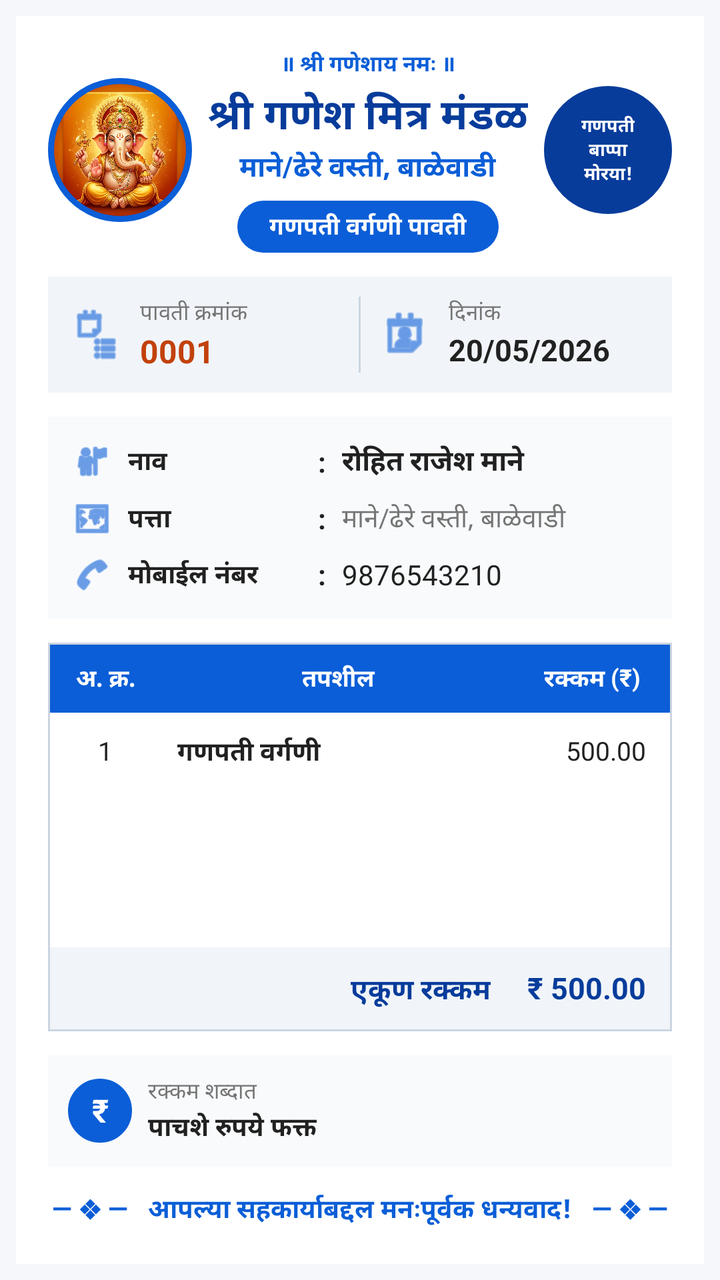
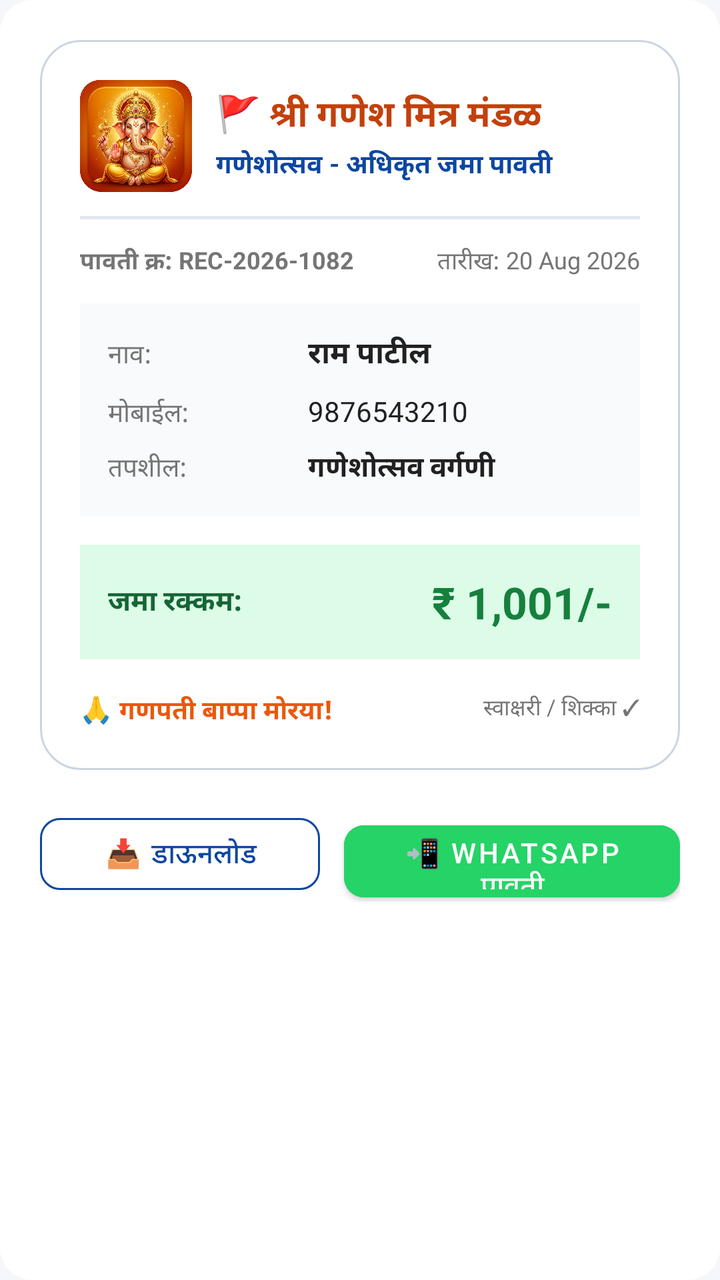

An Android layout rendered at two revisions. The XML below is the earlier revision; the diff shows what the commit changed to produce the second picture.
<!-- AndroidManifest.xml: application theme Theme.GaneshMitraMandal -->
<!-- res/layout/dialog_receipt.xml -->
<?xml version="1.0" encoding="utf-8"?>
<LinearLayout xmlns:android="http://schemas.android.com/apk/res/android"
    xmlns:app="http://schemas.android.com/apk/res-auto"
    android:layout_width="match_parent"
    android:layout_height="wrap_content"
    android:background="@android:color/transparent"
    android:orientation="vertical"
    android:padding="8dp">

    
    <LinearLayout
        android:id="@+id/layoutReceiptCard"
        android:layout_width="match_parent"
        android:layout_height="wrap_content"
        android:background="@color/white"
        android:elevation="4dp"
        android:orientation="vertical"
        android:padding="16dp">

        
        <RelativeLayout
            android:layout_width="match_parent"
            android:layout_height="wrap_content"
            android:layout_marginBottom="12dp">

            
            <FrameLayout
                android:id="@+id/frameGanpati"
                android:layout_width="72dp"
                android:layout_height="72dp"
                android:layout_alignParentStart="true"
                android:layout_centerVertical="true"
                android:background="@drawable/circle_bg"
                android:backgroundTint="#0B5ED7"
                android:padding="3dp">

                <ImageView
                    android:id="@+id/ivGanpatiLogo"
                    android:layout_width="match_parent"
                    android:layout_height="match_parent"
                    android:background="@drawable/circle_bg"
                    android:clipToOutline="true"
                    android:scaleType="centerCrop"
                    android:src="@drawable/app_logo" />
            </FrameLayout>

            
            <FrameLayout
                android:id="@+id/badgeRosette"
                android:layout_width="64dp"
                android:layout_height="64dp"
                android:layout_alignParentEnd="true"
                android:layout_centerVertical="true"
                android:background="@drawable/circle_bg"
                android:backgroundTint="#083C9B"
                android:padding="4dp">

                <TextView
                    android:layout_width="wrap_content"
                    android:layout_height="wrap_content"
                    android:layout_gravity="center"
                    android:gravity="center"
                    android:text="गणपती\nबाप्पा\nमोरया!"
                    android:textColor="@color/white"
                    android:textSize="9sp"
                    android:textStyle="bold" />
            </FrameLayout>

            
            <LinearLayout
                android:layout_width="match_parent"
                android:layout_height="wrap_content"
                android:layout_centerVertical="true"
                android:layout_toStartOf="@id/badgeRosette"
                android:layout_toEndOf="@id/frameGanpati"
                android:gravity="center_horizontal"
                android:orientation="vertical"
                android:paddingHorizontal="4dp">

                <TextView
                    android:layout_width="wrap_content"
                    android:layout_height="wrap_content"
                    android:text="॥ श्री गणेशाय नमः ॥"
                    android:textColor="#0B5ED7"
                    android:textSize="11sp"
                    android:textStyle="bold" />

                <TextView
                    android:layout_width="wrap_content"
                    android:layout_height="wrap_content"
                    android:layout_marginTop="2dp"
                    android:gravity="center"
                    android:text="श्री गणेश मित्र मंडळ"
                    android:textColor="#083C9B"
                    android:textSize="21sp"
                    android:textStyle="bold" />

                <TextView
                    android:layout_width="wrap_content"
                    android:layout_height="wrap_content"
                    android:gravity="center"
                    android:text="माने/ढेरे वस्ती, बाळेवाडी"
                    android:textColor="#0B5ED7"
                    android:textSize="14sp"
                    android:textStyle="bold" />

                
                <TextView
                    android:id="@+id/tvReceiptTag"
                    android:layout_width="wrap_content"
                    android:layout_height="wrap_content"
                    android:layout_marginTop="6dp"
                    android:background="@drawable/chip_year_selected"
                    android:backgroundTint="#0B5ED7"
                    android:paddingHorizontal="16dp"
                    android:paddingVertical="4dp"
                    android:text="गणपती वर्गणी पावती"
                    android:textColor="@color/white"
                    android:textSize="12sp"
                    android:textStyle="bold" />
            </LinearLayout>
        </RelativeLayout>

        
        <LinearLayout
            android:layout_width="match_parent"
            android:layout_height="wrap_content"
            android:layout_marginBottom="12dp"
            android:background="#F1F5F9"
            android:orientation="horizontal"
            android:padding="10dp">

            
            <LinearLayout
                android:layout_width="0dp"
                android:layout_height="wrap_content"
                android:layout_weight="1"
                android:gravity="center_vertical"
                android:orientation="horizontal">

                <ImageView
                    android:layout_width="28dp"
                    android:layout_height="28dp"
                    android:layout_marginEnd="8dp"
                    android:src="@android:drawable/ic_menu_agenda"
                    app:tint="#0B5ED7" />

                <LinearLayout
                    android:layout_width="wrap_content"
                    android:layout_height="wrap_content"
                    android:orientation="vertical">

                    <TextView
                        android:layout_width="wrap_content"
                        android:layout_height="wrap_content"
                        android:text="पावती क्रमांक"
                        android:textColor="@color/text_secondary"
                        android:textSize="11sp" />

                    <TextView
                        android:id="@+id/tvReceiptNo"
                        android:layout_width="wrap_content"
                        android:layout_height="wrap_content"
                        android:text="0001"
                        android:textColor="#C2410C"
                        android:textSize="16sp"
                        android:textStyle="bold" />
                </LinearLayout>
            </LinearLayout>

            <View
                android:layout_width="1dp"
                android:layout_height="match_parent"
                android:layout_marginHorizontal="8dp"
                android:background="#CBD5E1" />

            
            <LinearLayout
                android:layout_width="0dp"
                android:layout_height="wrap_content"
                android:layout_weight="1"
                android:gravity="center_vertical"
                android:orientation="horizontal">

                <ImageView
                    android:layout_width="28dp"
                    android:layout_height="28dp"
                    android:layout_marginEnd="8dp"
                    android:src="@android:drawable/ic_menu_my_calendar"
                    app:tint="#0B5ED7" />

                <LinearLayout
                    android:layout_width="wrap_content"
                    android:layout_height="wrap_content"
                    android:orientation="vertical">

                    <TextView
                        android:layout_width="wrap_content"
                        android:layout_height="wrap_content"
                        android:text="दिनांक"
                        android:textColor="@color/text_secondary"
                        android:textSize="11sp" />

                    <TextView
                        android:id="@+id/tvReceiptDate"
                        android:layout_width="wrap_content"
                        android:layout_height="wrap_content"
                        android:text="20/05/2026"
                        android:textColor="@color/text_primary"
                        android:textSize="15sp"
                        android:textStyle="bold" />
                </LinearLayout>
            </LinearLayout>
        </LinearLayout>

        
        <LinearLayout
            android:layout_width="match_parent"
            android:layout_height="wrap_content"
            android:layout_marginBottom="12dp"
            android:background="#F8FAFC"
            android:orientation="vertical"
            android:padding="12dp">

            
            <LinearLayout
                android:layout_width="match_parent"
                android:layout_height="wrap_content"
                android:layout_marginBottom="8dp"
                android:gravity="center_vertical"
                android:orientation="horizontal">

                <ImageView
                    android:layout_width="20dp"
                    android:layout_height="20dp"
                    android:layout_marginEnd="8dp"
                    android:src="@android:drawable/ic_menu_myplaces"
                    app:tint="#0B5ED7" />

                <TextView
                    android:layout_width="95dp"
                    android:layout_height="wrap_content"
                    android:text="नाव"
                    android:textColor="@color/text_primary"
                    android:textSize="13sp"
                    android:textStyle="bold" />

                <TextView
                    android:layout_width="wrap_content"
                    android:layout_height="wrap_content"
                    android:layout_marginEnd="8dp"
                    android:text=":"
                    android:textColor="@color/text_primary"
                    android:textStyle="bold" />

                <TextView
                    android:id="@+id/tvReceiptName"
                    android:layout_width="match_parent"
                    android:layout_height="wrap_content"
                    android:text="रोहित राजेश माने"
                    android:textColor="@color/text_primary"
                    android:textSize="14sp"
                    android:textStyle="bold" />
            </LinearLayout>

            
            <LinearLayout
                android:layout_width="match_parent"
                android:layout_height="wrap_content"
                android:layout_marginBottom="8dp"
                android:gravity="center_vertical"
                android:orientation="horizontal">

                <ImageView
                    android:layout_width="20dp"
                    android:layout_height="20dp"
                    android:layout_marginEnd="8dp"
                    android:src="@android:drawable/ic_menu_mapmode"
                    app:tint="#0B5ED7" />

                <TextView
                    android:layout_width="95dp"
                    android:layout_height="wrap_content"
                    android:text="पत्ता"
                    android:textColor="@color/text_primary"
                    android:textSize="13sp"
                    android:textStyle="bold" />

                <TextView
                    android:layout_width="wrap_content"
                    android:layout_height="wrap_content"
                    android:layout_marginEnd="8dp"
                    android:text=":"
                    android:textColor="@color/text_primary"
                    android:textStyle="bold" />

                <TextView
                    android:id="@+id/tvReceiptAddress"
                    android:layout_width="match_parent"
                    android:layout_height="wrap_content"
                    android:text="माने/ढेरे वस्ती, बाळेवाडी"
                    android:textColor="@color/text_secondary"
                    android:textSize="13sp" />
            </LinearLayout>

            
            <LinearLayout
                android:layout_width="match_parent"
                android:layout_height="wrap_content"
                android:gravity="center_vertical"
                android:orientation="horizontal">

                <ImageView
                    android:layout_width="20dp"
                    android:layout_height="20dp"
                    android:layout_marginEnd="8dp"
                    android:src="@android:drawable/ic_menu_call"
                    app:tint="#0B5ED7" />

                <TextView
                    android:layout_width="95dp"
                    android:layout_height="wrap_content"
                    android:text="मोबाईल नंबर"
                    android:textColor="@color/text_primary"
                    android:textSize="13sp"
                    android:textStyle="bold" />

                <TextView
                    android:layout_width="wrap_content"
                    android:layout_height="wrap_content"
                    android:layout_marginEnd="8dp"
                    android:text=":"
                    android:textColor="@color/text_primary"
                    android:textStyle="bold" />

                <TextView
                    android:id="@+id/tvReceiptPhone"
                    android:layout_width="match_parent"
                    android:layout_height="wrap_content"
                    android:text="9876543210"
                    android:textColor="@color/text_primary"
                    android:textSize="14sp" />
            </LinearLayout>
        </LinearLayout>

        
        <TableLayout
            android:layout_width="match_parent"
            android:layout_height="wrap_content"
            android:layout_marginBottom="12dp"
            android:background="#CBD5E1"
            android:padding="1dp">

            
            <TableRow
                android:background="#0B5ED7"
                android:paddingVertical="8dp">

                <TextView
                    android:layout_width="0dp"
                    android:layout_height="wrap_content"
                    android:layout_weight="0.18"
                    android:gravity="center"
                    android:text="अ. क्र."
                    android:textColor="@color/white"
                    android:textSize="12sp"
                    android:textStyle="bold" />

                <TextView
                    android:layout_width="0dp"
                    android:layout_height="wrap_content"
                    android:layout_weight="0.57"
                    android:gravity="center"
                    android:text="तपशील"
                    android:textColor="@color/white"
                    android:textSize="12sp"
                    android:textStyle="bold" />

                <TextView
                    android:layout_width="0dp"
                    android:layout_height="wrap_content"
                    android:layout_weight="0.25"
                    android:gravity="center"
                    android:text="रक्कम (₹)"
                    android:textColor="@color/white"
                    android:textSize="12sp"
                    android:textStyle="bold" />
            </TableRow>

            
            <TableRow
                android:background="@color/white"
                android:paddingVertical="10dp">

                <TextView
                    android:layout_width="0dp"
                    android:layout_height="wrap_content"
                    android:layout_weight="0.18"
                    android:gravity="center"
                    android:text="1"
                    android:textColor="@color/text_primary"
                    android:textSize="13sp" />

                <TextView
                    android:id="@+id/tvReceiptDetails"
                    android:layout_width="0dp"
                    android:layout_height="wrap_content"
                    android:layout_weight="0.57"
                    android:paddingStart="8dp"
                    android:text="गणपती वर्गणी"
                    android:textColor="@color/text_primary"
                    android:textSize="13sp"
                    android:textStyle="bold" />

                <TextView
                    android:id="@+id/tvReceiptRowAmount"
                    android:layout_width="0dp"
                    android:layout_height="wrap_content"
                    android:layout_weight="0.25"
                    android:gravity="end"
                    android:paddingEnd="12dp"
                    android:text="500.00"
                    android:textColor="@color/text_primary"
                    android:textSize="13sp" />
            </TableRow>

            
            <TableRow
                android:background="@color/white"
                android:paddingVertical="10dp">

                <TextView
                    android:layout_width="0dp"
                    android:layout_height="wrap_content"
                    android:layout_weight="0.18"
                    android:text="" />

                <TextView
                    android:layout_width="0dp"
                    android:layout_height="wrap_content"
                    android:layout_weight="0.57"
                    android:text="" />

                <TextView
                    android:layout_width="0dp"
                    android:layout_height="wrap_content"
                    android:layout_weight="0.25"
                    android:text="" />
            </TableRow>

            
            <TableRow
                android:background="@color/white"
                android:paddingVertical="10dp">

                <TextView
                    android:layout_width="0dp"
                    android:layout_height="wrap_content"
                    android:layout_weight="0.18"
                    android:text="" />

                <TextView
                    android:layout_width="0dp"
                    android:layout_height="wrap_content"
                    android:layout_weight="0.57"
                    android:text="" />

                <TextView
                    android:layout_width="0dp"
                    android:layout_height="wrap_content"
                    android:layout_weight="0.25"
                    android:text="" />
            </TableRow>

            
            <TableRow
                android:background="#F1F5F9"
                android:paddingVertical="10dp">

                <TextView
                    android:layout_width="0dp"
                    android:layout_height="wrap_content"
                    android:layout_weight="0.75"
                    android:gravity="end"
                    android:paddingEnd="12dp"
                    android:text="एकूण रक्कम"
                    android:textColor="#083C9B"
                    android:textSize="14sp"
                    android:textStyle="bold" />

                <TextView
                    android:id="@+id/tvReceiptTotalAmount"
                    android:layout_width="0dp"
                    android:layout_height="wrap_content"
                    android:layout_weight="0.25"
                    android:gravity="end"
                    android:paddingEnd="12dp"
                    android:text="₹ 500.00"
                    android:textColor="#083C9B"
                    android:textSize="15sp"
                    android:textStyle="bold" />
            </TableRow>
        </TableLayout>

        
        <LinearLayout
            android:layout_width="match_parent"
            android:layout_height="wrap_content"
            android:layout_marginBottom="12dp"
            android:background="#F8FAFC"
            android:gravity="center_vertical"
            android:orientation="horizontal"
            android:padding="10dp">

            <TextView
                android:layout_width="32dp"
                android:layout_height="32dp"
                android:layout_marginEnd="8dp"
                android:background="@drawable/circle_bg"
                android:backgroundTint="#0B5ED7"
                android:gravity="center"
                android:text="₹"
                android:textColor="@color/white"
                android:textSize="16sp"
                android:textStyle="bold" />

            <LinearLayout
                android:layout_width="match_parent"
                android:layout_height="wrap_content"
                android:orientation="vertical">

                <TextView
                    android:layout_width="wrap_content"
                    android:layout_height="wrap_content"
                    android:text="रक्कम शब्दात"
                    android:textColor="@color/text_secondary"
                    android:textSize="11sp" />

                <TextView
                    android:id="@+id/tvReceiptAmountInWords"
                    android:layout_width="wrap_content"
                    android:layout_height="wrap_content"
                    android:text="पाचशे रुपये फक्त"
                    android:textColor="@color/text_primary"
                    android:textSize="13sp"
                    android:textStyle="bold" />
            </LinearLayout>
        </LinearLayout>

        
        <LinearLayout
            android:layout_width="match_parent"
            android:layout_height="wrap_content"
            android:gravity="center"
            android:orientation="vertical">

            <TextView
                android:layout_width="wrap_content"
                android:layout_height="wrap_content"
                android:text="— ❖ —   आपल्या सहकार्याबद्दल मनःपूर्वक धन्यवाद!   — ❖ —"
                android:textColor="#0B5ED7"
                android:textSize="13sp"
                android:textStyle="bold" />

            <TextView
                android:layout_width="wrap_content"
                android:layout_height="wrap_content"
                android:layout_marginTop="2dp"
                android:text="आपले सहकार्य, आमची ताकद – बाप्पाची सेवा, आपली भावना!"
                android:textColor="@color/text_secondary"
                android:textSize="11sp" />
        </LinearLayout>

        
        <LinearLayout
            android:layout_width="match_parent"
            android:layout_height="wrap_content"
            android:layout_marginTop="12dp"
            android:layout_marginBottom="6dp"
            android:gravity="center"
            android:orientation="vertical">

            
            <LinearLayout
                android:layout_width="84dp"
                android:layout_height="84dp"
                android:background="@drawable/circle_bg"
                android:backgroundTint="#0B5ED7"
                android:gravity="center"
                android:padding="2dp">

                <LinearLayout
                    android:layout_width="80dp"
                    android:layout_height="80dp"
                    android:background="@drawable/circle_bg"
                    android:backgroundTint="@color/white"
                    android:gravity="center"
                    android:orientation="vertical">

                    <TextView
                        android:layout_width="wrap_content"
                        android:layout_height="wrap_content"
                        android:text="★ श्री गणेश मित्र मंडळ ★"
                        android:textColor="#0B5ED7"
                        android:textSize="6sp"
                        android:textStyle="bold" />

                    <ImageView
                        android:layout_width="26dp"
                        android:layout_height="26dp"
                        android:layout_marginVertical="1dp"
                        android:src="@drawable/app_logo" />

                    <TextView
                        android:layout_width="wrap_content"
                        android:layout_height="wrap_content"
                        android:text="माने/ढेरे वस्ती, बाळेवाडी"
                        android:textColor="#0B5ED7"
                        android:textSize="6sp"
                        android:textStyle="bold" />
                </LinearLayout>
            </LinearLayout>
        </LinearLayout>

        
        <LinearLayout
            android:layout_width="match_parent"
            android:layout_height="wrap_content"
            android:layout_marginTop="8dp"
            android:background="#0B5ED7"
            android:gravity="center"
            android:orientation="horizontal"
            android:paddingVertical="8dp">

            <TextView
                android:layout_width="wrap_content"
                android:layout_height="wrap_content"
                android:text="📍 माने/ढेरे वस्ती, बाळेवाडी"
                android:textColor="@color/white"
                android:textSize="11sp"
                android:textStyle="bold" />
        </LinearLayout>

    </LinearLayout>

    
    <LinearLayout
        android:layout_width="match_parent"
        android:layout_height="wrap_content"
        android:layout_marginTop="12dp"
        android:orientation="horizontal">

        
        <com.google.android.material.button.MaterialButton
            android:id="@+id/btnDownloadReceipt"
            style="@style/Widget.MaterialComponents.Button.OutlinedButton"
            android:layout_width="0dp"
            android:layout_height="48dp"
            android:layout_marginEnd="6dp"
            android:layout_weight="1"
            android:text="📥 डाऊनलोड"
            android:textColor="#0B5ED7"
            app:cornerRadius="10dp"
            app:strokeColor="#0B5ED7" />

        
        <com.google.android.material.button.MaterialButton
            android:id="@+id/btnShareReceipt"
            android:layout_width="0dp"
            android:layout_height="48dp"
            android:layout_marginStart="6dp"
            android:layout_weight="1.2"
            android:backgroundTint="#25D366"
            android:text="📲 WhatsApp पावती"
            android:textColor="@color/white"
            app:cornerRadius="10dp" />
    </LinearLayout>

</LinearLayout>
<!-- resources referenced by this layout -->
<resources>
  <color name="text_primary">#212121</color>
  <color name="text_secondary">#757575</color>
  <color name="white">#FFFFFF</color>
  <!-- drawable app_logo: png bitmap (drawable, 798347 bytes) -->
  <!-- drawable chip_year_selected (drawable) -->
  <?xml version="1.0" encoding="utf-8"?>
  <shape xmlns:android="http://schemas.android.com/apk/res/android">
      <solid android:color="@color/primary_blue" />
      <corners android:radius="20dp" />
  </shape>
  <!-- drawable circle_bg (drawable) -->
  <?xml version="1.0" encoding="utf-8"?>
  <shape xmlns:android="http://schemas.android.com/apk/res/android"
      android:shape="oval">
      <solid android:color="#E3F2FD" />
      <stroke
          android:width="2dp"
          android:color="@color/primary_blue" />
  </shape>
  <style name="Theme.GaneshMitraMandal" parent="Theme.MaterialComponents.Light.NoActionBar">
          <item name="colorPrimary">@color/primary_blue</item>
          <item name="colorPrimaryDark">@color/primary_blue_dark</item>
          <item name="colorAccent">@color/accent_orange</item>
          <item name="android:windowBackground">@color/bg_light</item>
          <item name="android:statusBarColor">@color/primary_blue_dark</item>
      </style>
  <color name="primary_blue">#0D47A1</color>
  <color name="primary_blue_dark">#082F6B</color>
  <color name="accent_orange">#FF6D00</color>
  <color name="bg_light">#F5F7FA</color>
</resources>

<!-- the commit's change to res/layout/dialog_receipt.xml (unified diff, before → after) -->
@@ -3,19 +3,62 @@
     xmlns:app="http://schemas.android.com/apk/res-auto"
     android:layout_width="match_parent"
     android:layout_height="wrap_content"
-    android:background="@android:color/transparent"
+    android:background="@drawable/card_rounded_bg"
     android:orientation="vertical"
-    android:padding="8dp">
+    android:padding="20dp">
 
     
     <LinearLayout
         android:id="@+id/layoutReceiptCard"
         android:layout_width="match_parent"
         android:layout_height="wrap_content"
-        android:background="@color/white"
-        android:elevation="4dp"
+        android:background="@drawable/chip_year_unselected"
         android:orientation="vertical"
-        android:padding="16dp">
+        android:padding="20dp">
+
+        
+        <LinearLayout
+            android:layout_width="match_parent"
+            android:layout_height="wrap_content"
+            android:gravity="center_vertical"
+            android:orientation="horizontal">
+
+            <ImageView
+                android:layout_width="56dp"
+                android:layout_height="56dp"
+                android:src="@drawable/app_logo" />
+
+            <LinearLayout
+                android:layout_width="match_parent"
+                android:layout_height="wrap_content"
+                android:layout_marginStart="12dp"
+                android:orientation="vertical">
+
+                <TextView
+                    android:layout_width="wrap_content"
+                    android:layout_height="wrap_content"
+                    android:text="🚩 श्री गणेश मित्र मंडळ"
+                    android:textColor="#C2410C"
+                    android:textSize="18sp"
+                    android:textStyle="bold" />
+
+                <TextView
+                    android:layout_width="wrap_content"
+                    android:layout_height="wrap_content"
+                    android:layout_marginTop="2dp"
+                    android:text="गणेशोत्सव - अधिकृत जमा पावती"
+                    android:textColor="@color/primary_blue"
+                    android:textSize="13sp"
+                    android:textStyle="bold" />
+            </LinearLayout>
+        </LinearLayout>
+
+        <View
+            android:layout_width="match_parent"
+            android:layout_height="1.5dp"
+            android:layout_marginTop="12dp"
+            android:layout_marginBottom="12dp"
+            android:background="#E2E8F0" />
 
         
         <RelativeLayout
@@ -23,243 +66,55 @@
             android:layout_height="wrap_content"
             android:layout_marginBottom="12dp">
 
-            
-            <FrameLayout
-                android:id="@+id/frameGanpati"
-                android:layout_width="72dp"
-                android:layout_height="72dp"
+            <TextView
+                android:id="@+id/tvReceiptNo"
+                android:layout_width="wrap_content"
+                android:layout_height="wrap_content"
                 android:layout_alignParentStart="true"
-                android:layout_centerVertical="true"
-                android:background="@drawable/circle_bg"
-                android:backgroundTint="#0B5ED7"
-                android:padding="3dp">
-
-                <ImageView
-                    android:id="@+id/ivGanpatiLogo"
-                    android:layout_width="match_parent"
-                    android:layout_height="match_parent"
-                    android:background="@drawable/circle_bg"
-                    android:clipToOutline="true"
-                    android:scaleType="centerCrop"
-                    android:src="@drawable/app_logo" />
-            </FrameLayout>
-
-            
-            <FrameLayout
-                android:id="@+id/badgeRosette"
-                android:layout_width="64dp"
-                android:layout_height="64dp"
+                android:text="पावती क्र: REC-2026-1082"
+                android:textColor="@color/text_secondary"
+                android:textSize="12sp"
+                android:textStyle="bold" />
+
+            <TextView
+                android:id="@+id/tvReceiptDate"
+                android:layout_width="wrap_content"
+                android:layout_height="wrap_content"
                 android:layout_alignParentEnd="true"
-                android:layout_centerVertical="true"
-                android:background="@drawable/circle_bg"
-                android:backgroundTint="#083C9B"
-                android:padding="4dp">
-
-                <TextView
-                    android:layout_width="wrap_content"
-                    android:layout_height="wrap_content"
-                    android:layout_gravity="center"
-                    android:gravity="center"
-                    android:text="गणपती\nबाप्पा\nमोरया!"
-                    android:textColor="@color/white"
-                    android:textSize="9sp"
-                    android:textStyle="bold" />
-            </FrameLayout>
-
-            
-            <LinearLayout
-                android:layout_width="match_parent"
-                android:layout_height="wrap_content"
-                android:layout_centerVertical="true"
-                android:layout_toStartOf="@id/badgeRosette"
-                android:layout_toEndOf="@id/frameGanpati"
-                android:gravity="center_horizontal"
-                android:orientation="vertical"
-                android:paddingHorizontal="4dp">
-
-                <TextView
-                    android:layout_width="wrap_content"
-                    android:layout_height="wrap_content"
-                    android:text="॥ श्री गणेशाय नमः ॥"
-                    android:textColor="#0B5ED7"
-                    android:textSize="11sp"
-                    android:textStyle="bold" />
-
-                <TextView
-                    android:layout_width="wrap_content"
-                    android:layout_height="wrap_content"
-                    android:layout_marginTop="2dp"
-                    android:gravity="center"
-                    android:text="श्री गणेश मित्र मंडळ"
-                    android:textColor="#083C9B"
-                    android:textSize="21sp"
-                    android:textStyle="bold" />
-
-                <TextView
-                    android:layout_width="wrap_content"
-                    android:layout_height="wrap_content"
-                    android:gravity="center"
-                    android:text="माने/ढेरे वस्ती, बाळेवाडी"
-                    android:textColor="#0B5ED7"
-                    android:textSize="14sp"
-                    android:textStyle="bold" />
-
-                
-                <TextView
-                    android:id="@+id/tvReceiptTag"
-                    android:layout_width="wrap_content"
-                    android:layout_height="wrap_content"
-                    android:layout_marginTop="6dp"
-                    android:background="@drawable/chip_year_selected"
-                    android:backgroundTint="#0B5ED7"
-                    android:paddingHorizontal="16dp"
-                    android:paddingVertical="4dp"
-                    android:text="गणपती वर्गणी पावती"
-                    android:textColor="@color/white"
-                    android:textSize="12sp"
-                    android:textStyle="bold" />
-            </LinearLayout>
+                android:text="तारीख: 20 Aug 2026"
+                android:textColor="@color/text_secondary"
+                android:textSize="12sp" />
         </RelativeLayout>
 
         
         <LinearLayout
             android:layout_width="match_parent"
             android:layout_height="wrap_content"
-            android:layout_marginBottom="12dp"
-            android:background="#F1F5F9"
-            android:orientation="horizontal"
-            android:padding="10dp">
-
-            
-            <LinearLayout
-                android:layout_width="0dp"
-                android:layout_height="wrap_content"
-                android:layout_weight="1"
-                android:gravity="center_vertical"
-                android:orientation="horizontal">
-
-                <ImageView
-                    android:layout_width="28dp"
-                    android:layout_height="28dp"
-                    android:layout_marginEnd="8dp"
-                    android:src="@android:drawable/ic_menu_agenda"
-                    app:tint="#0B5ED7" />
-
-                <LinearLayout
-                    android:layout_width="wrap_content"
-                    android:layout_height="wrap_content"
-                    android:orientation="vertical">
-
-                    <TextView
-                        android:layout_width="wrap_content"
-                        android:layout_height="wrap_content"
-                        android:text="पावती क्रमांक"
-                        android:textColor="@color/text_secondary"
-                        android:textSize="11sp" />
-
-                    <TextView
-                        android:id="@+id/tvReceiptNo"
-                        android:layout_width="wrap_content"
-                        android:layout_height="wrap_content"
-                        android:text="0001"
-                        android:textColor="#C2410C"
-                        android:textSize="16sp"
-                        android:textStyle="bold" />
-                </LinearLayout>
-            </LinearLayout>
-
-            <View
-                android:layout_width="1dp"
-                android:layout_height="match_parent"
-                android:layout_marginHorizontal="8dp"
-                android:background="#CBD5E1" />
-
-            
-            <LinearLayout
-                android:layout_width="0dp"
-                android:layout_height="wrap_content"
-                android:layout_weight="1"
-                android:gravity="center_vertical"
-                android:orientation="horizontal">
-
-                <ImageView
-                    android:layout_width="28dp"
-                    android:layout_height="28dp"
-                    android:layout_marginEnd="8dp"
-                    android:src="@android:drawable/ic_menu_my_calendar"
-                    app:tint="#0B5ED7" />
-
-                <LinearLayout
-                    android:layout_width="wrap_content"
-                    android:layout_height="wrap_content"
-                    android:orientation="vertical">
-
-                    <TextView
-                        android:layout_width="wrap_content"
-                        android:layout_height="wrap_content"
-                        android:text="दिनांक"
-                        android:textColor="@color/text_secondary"
-                        android:textSize="11sp" />
-
-                    <TextView
-                        android:id="@+id/tvReceiptDate"
-                        android:layout_width="wrap_content"
-                        android:layout_height="wrap_content"
-                        android:text="20/05/2026"
-                        android:textColor="@color/text_primary"
-                        android:textSize="15sp"
-                        android:textStyle="bold" />
-                </LinearLayout>
-            </LinearLayout>
-        </LinearLayout>
-
-        
-        <LinearLayout
-            android:layout_width="match_parent"
-            android:layout_height="wrap_content"
-            android:layout_marginBottom="12dp"
             android:background="#F8FAFC"
             android:orientation="vertical"
-            android:padding="12dp">
+            android:padding="14dp">
 
             
             <LinearLayout
                 android:layout_width="match_parent"
                 android:layout_height="wrap_content"
                 android:layout_marginBottom="8dp"
-                android:gravity="center_vertical"
                 android:orientation="horizontal">
 
-                <ImageView
-                    android:layout_width="20dp"
-                    android:layout_height="20dp"
-                    android:layout_marginEnd="8dp"
-                    android:src="@android:drawable/ic_menu_myplaces"
-                    app:tint="#0B5ED7" />
-
-                <TextView
-                    android:layout_width="95dp"
-                    android:layout_height="wrap_content"
-                    android:text="नाव"
-                    android:textColor="@color/text_primary"
-                    android:textSize="13sp"
-                    android:textStyle="bold" />
-
-                <TextView
-                    android:layout_width="wrap_content"
-                    android:layout_height="wrap_content"
-                    android:layout_marginEnd="8dp"
-                    android:text=":"
-                    android:textColor="@color/text_primary"
-                    android:textStyle="bold" />
+                <TextView
+                    android:layout_width="100dp"
+                    android:layout_height="wrap_content"
+                    android:text="नाव:"
+                    android:textColor="@color/text_secondary"
+                    android:textSize="13sp" />
 
                 <TextView
                     android:id="@+id/tvReceiptName"
                     android:layout_width="match_parent"
                     android:layout_height="wrap_content"
-                    android:text="रोहित राजेश माने"
+                    android:text="राम पाटील"
                     android:textColor="@color/text_primary"
-                    android:textSize="14sp"
+                    android:textSize="15sp"
                     android:textStyle="bold" />
             </LinearLayout>
 
@@ -268,70 +123,14 @@
                 android:layout_width="match_parent"
                 android:layout_height="wrap_content"
                 android:layout_marginBottom="8dp"
-                android:gravity="center_vertical"
                 android:orientation="horizontal">
 
-                <ImageView
-                    android:layout_width="20dp"
-                    android:layout_height="20dp"
-                    android:layout_marginEnd="8dp"
-                    android:src="@android:drawable/ic_menu_mapmode"
-                    app:tint="#0B5ED7" />
-
-                <TextView
-                    android:layout_width="95dp"
-                    android:layout_height="wrap_content"
-                    android:text="पत्ता"
-                    android:textColor="@color/text_primary"
-                    android:textSize="13sp"
-                    android:textStyle="bold" />
-
-                <TextView
-                    android:layout_width="wrap_content"
-                    android:layout_height="wrap_content"
-                    android:layout_marginEnd="8dp"
-                    android:text=":"
-                    android:textColor="@color/text_primary"
-                    android:textStyle="bold" />
-
-                <TextView
-                    android:id="@+id/tvReceiptAddress"
-                    android:layout_width="match_parent"
-                    android:layout_height="wrap_content"
-                    android:text="माने/ढेरे वस्ती, बाळेवाडी"
+                <TextView
+                    android:layout_width="100dp"
+                    android:layout_height="wrap_content"
+                    android:text="मोबाईल:"
                     android:textColor="@color/text_secondary"
                     android:textSize="13sp" />
-            </LinearLayout>
-
-            
-            <LinearLayout
-                android:layout_width="match_parent"
-                android:layout_height="wrap_content"
-                android:gravity="center_vertical"
-                android:orientation="horizontal">
-
-                <ImageView
-                    android:layout_width="20dp"
-                    android:layout_height="20dp"
-                    android:layout_marginEnd="8dp"
-                    android:src="@android:drawable/ic_menu_call"
-                    app:tint="#0B5ED7" />
-
-                <TextView
-                    android:layout_width="95dp"
-                    android:layout_height="wrap_content"
-                    android:text="मोबाईल नंबर"
-                    android:textColor="@color/text_primary"
-                    android:textSize="13sp"
-                    android:textStyle="bold" />
-
-                <TextView
-                    android:layout_width="wrap_content"
-                    android:layout_height="wrap_content"
-                    android:layout_marginEnd="8dp"
-                    android:text=":"
-                    android:textColor="@color/text_primary"
-                    android:textStyle="bold" />
 
                 <TextView
                     android:id="@+id/tvReceiptPhone"
@@ -341,305 +140,84 @@
                     android:textColor="@color/text_primary"
                     android:textSize="14sp" />
             </LinearLayout>
+
+            
+            <LinearLayout
+                android:layout_width="match_parent"
+                android:layout_height="wrap_content"
+                android:orientation="horizontal">
+
+                <TextView
+                    android:layout_width="100dp"
+                    android:layout_height="wrap_content"
+                    android:text="तपशील:"
+                    android:textColor="@color/text_secondary"
+                    android:textSize="13sp" />
+
+                <TextView
+                    android:id="@+id/tvReceiptDetails"
+                    android:layout_width="match_parent"
+                    android:layout_height="wrap_content"
+                    android:text="गणेशोत्सव वर्गणी"
+                    android:textColor="@color/text_primary"
+                    android:textSize="14sp"
+                    android:textStyle="bold" />
+            </LinearLayout>
         </LinearLayout>
 
         
-        <TableLayout
-            android:layout_width="match_parent"
-            android:layout_height="wrap_content"
-            android:layout_marginBottom="12dp"
-            android:background="#CBD5E1"
-            android:padding="1dp">
-
-            
-            <TableRow
-                android:background="#0B5ED7"
-                android:paddingVertical="8dp">
-
-                <TextView
-                    android:layout_width="0dp"
-                    android:layout_height="wrap_content"
-                    android:layout_weight="0.18"
-                    android:gravity="center"
-                    android:text="अ. क्र."
-                    android:textColor="@color/white"
-                    android:textSize="12sp"
-                    android:textStyle="bold" />
-
-                <TextView
-                    android:layout_width="0dp"
-                    android:layout_height="wrap_content"
-                    android:layout_weight="0.57"
-                    android:gravity="center"
-                    android:text="तपशील"
-                    android:textColor="@color/white"
-                    android:textSize="12sp"
-                    android:textStyle="bold" />
-
-                <TextView
-                    android:layout_width="0dp"
-                    android:layout_height="wrap_content"
-                    android:layout_weight="0.25"
-                    android:gravity="center"
-                    android:text="रक्कम (₹)"
-                    android:textColor="@color/white"
-                    android:textSize="12sp"
-                    android:textStyle="bold" />
-            </TableRow>
-
-            
-            <TableRow
-                android:background="@color/white"
-                android:paddingVertical="10dp">
-
-                <TextView
-                    android:layout_width="0dp"
-                    android:layout_height="wrap_content"
-                    android:layout_weight="0.18"
-                    android:gravity="center"
-                    android:text="1"
-                    android:textColor="@color/text_primary"
-                    android:textSize="13sp" />
-
-                <TextView
-                    android:id="@+id/tvReceiptDetails"
-                    android:layout_width="0dp"
-                    android:layout_height="wrap_content"
-                    android:layout_weight="0.57"
-                    android:paddingStart="8dp"
-                    android:text="गणपती वर्गणी"
-                    android:textColor="@color/text_primary"
-                    android:textSize="13sp"
-                    android:textStyle="bold" />
-
-                <TextView
-                    android:id="@+id/tvReceiptRowAmount"
-                    android:layout_width="0dp"
-                    android:layout_height="wrap_content"
-                    android:layout_weight="0.25"
-                    android:gravity="end"
-                    android:paddingEnd="12dp"
-                    android:text="500.00"
-                    android:textColor="@color/text_primary"
-                    android:textSize="13sp" />
-            </TableRow>
-
-            
-            <TableRow
-                android:background="@color/white"
-                android:paddingVertical="10dp">
-
-                <TextView
-                    android:layout_width="0dp"
-                    android:layout_height="wrap_content"
-                    android:layout_weight="0.18"
-                    android:text="" />
-
-                <TextView
-                    android:layout_width="0dp"
-                    android:layout_height="wrap_content"
-                    android:layout_weight="0.57"
-                    android:text="" />
-
-                <TextView
-                    android:layout_width="0dp"
-                    android:layout_height="wrap_content"
-                    android:layout_weight="0.25"
-                    android:text="" />
-            </TableRow>
-
-            
-            <TableRow
-                android:background="@color/white"
-                android:paddingVertical="10dp">
-
-                <TextView
-                    android:layout_width="0dp"
-                    android:layout_height="wrap_content"
-                    android:layout_weight="0.18"
-                    android:text="" />
-
-                <TextView
-                    android:layout_width="0dp"
-                    android:layout_height="wrap_content"
-                    android:layout_weight="0.57"
-                    android:text="" />
-
-                <TextView
-                    android:layout_width="0dp"
-                    android:layout_height="wrap_content"
-                    android:layout_weight="0.25"
-                    android:text="" />
-            </TableRow>
-
-            
-            <TableRow
-                android:background="#F1F5F9"
-                android:paddingVertical="10dp">
-
-                <TextView
-                    android:layout_width="0dp"
-                    android:layout_height="wrap_content"
-                    android:layout_weight="0.75"
-                    android:gravity="end"
-                    android:paddingEnd="12dp"
-                    android:text="एकूण रक्कम"
-                    android:textColor="#083C9B"
-                    android:textSize="14sp"
-                    android:textStyle="bold" />
-
-                <TextView
-                    android:id="@+id/tvReceiptTotalAmount"
-                    android:layout_width="0dp"
-                    android:layout_height="wrap_content"
-                    android:layout_weight="0.25"
-                    android:gravity="end"
-                    android:paddingEnd="12dp"
-                    android:text="₹ 500.00"
-                    android:textColor="#083C9B"
-                    android:textSize="15sp"
-                    android:textStyle="bold" />
-            </TableRow>
-        </TableLayout>
-
-        
-        <LinearLayout
-            android:layout_width="match_parent"
-            android:layout_height="wrap_content"
-            android:layout_marginBottom="12dp"
-            android:background="#F8FAFC"
-            android:gravity="center_vertical"
-            android:orientation="horizontal"
-            android:padding="10dp">
-
-            <TextView
-                android:layout_width="32dp"
-                android:layout_height="32dp"
-                android:layout_marginEnd="8dp"
-                android:background="@drawable/circle_bg"
-                android:backgroundTint="#0B5ED7"
-                android:gravity="center"
-                android:text="₹"
-                android:textColor="@color/white"
-                android:textSize="16sp"
-                android:textStyle="bold" />
-
-            <LinearLayout
-                android:layout_width="match_parent"
-                android:layout_height="wrap_content"
-                android:orientation="vertical">
-
-                <TextView
-                    android:layout_width="wrap_content"
-                    android:layout_height="wrap_content"
-                    android:text="रक्कम शब्दात"
-                    android:textColor="@color/text_secondary"
-                    android:textSize="11sp" />
-
-                <TextView
-                    android:id="@+id/tvReceiptAmountInWords"
-                    android:layout_width="wrap_content"
-                    android:layout_height="wrap_content"
-                    android:text="पाचशे रुपये फक्त"
-                    android:textColor="@color/text_primary"
-                    android:textSize="13sp"
-                    android:textStyle="bold" />
-            </LinearLayout>
-        </LinearLayout>
-
-        
-        <LinearLayout
-            android:layout_width="match_parent"
-            android:layout_height="wrap_content"
-            android:gravity="center"
-            android:orientation="vertical">
-
-            <TextView
-                android:layout_width="wrap_content"
-                android:layout_height="wrap_content"
-                android:text="— ❖ —   आपल्या सहकार्याबद्दल मनःपूर्वक धन्यवाद!   — ❖ —"
-                android:textColor="#0B5ED7"
+        <RelativeLayout
+            android:layout_width="match_parent"
+            android:layout_height="wrap_content"
+            android:layout_marginTop="14dp"
+            android:background="#DCFCE7"
+            android:padding="14dp">
+
+            <TextView
+                android:layout_width="wrap_content"
+                android:layout_height="wrap_content"
+                android:layout_alignParentStart="true"
+                android:layout_centerVertical="true"
+                android:text="जमा रक्कम:"
+                android:textColor="#166534"
+                android:textSize="14sp"
+                android:textStyle="bold" />
+
+            <TextView
+                android:id="@+id/tvReceiptAmount"
+                android:layout_width="wrap_content"
+                android:layout_height="wrap_content"
+                android:layout_alignParentEnd="true"
+                android:layout_centerVertical="true"
+                android:text="₹ 1,001/-"
+                android:textColor="#15803D"
+                android:textSize="22sp"
+                android:textStyle="bold" />
+        </RelativeLayout>
+
+        
+        <RelativeLayout
+            android:layout_width="match_parent"
+            android:layout_height="wrap_content"
+            android:layout_marginTop="16dp">
+
+            <TextView
+                android:layout_width="wrap_content"
+                android:layout_height="wrap_content"
+                android:layout_alignParentStart="true"
+                android:text="🙏 गणपती बाप्पा मोरया!"
+                android:textColor="#EA580C"
                 android:textSize="13sp"
                 android:textStyle="bold" />
 
             <TextView
                 android:layout_width="wrap_content"
                 android:layout_height="wrap_content"
-                android:layout_marginTop="2dp"
-                android:text="आपले सहकार्य, आमची ताकद – बाप्पाची सेवा, आपली भावना!"
+                android:layout_alignParentEnd="true"
+                android:text="स्वाक्षरी / शिक्का ✓"
                 android:textColor="@color/text_secondary"
                 android:textSize="11sp" />
-        </LinearLayout>
-
-        
-        <LinearLayout
-            android:layout_width="match_parent"
-            android:layout_height="wrap_content"
-            android:layout_marginTop="12dp"
-            android:layout_marginBottom="6dp"
-            android:gravity="center"
-            android:orientation="vertical">
-
-            
-            <LinearLayout
-                android:layout_width="84dp"
-                android:layout_height="84dp"
-                android:background="@drawable/circle_bg"
-                android:backgroundTint="#0B5ED7"
-                android:gravity="center"
-                android:padding="2dp">
-
-                <LinearLayout
-                    android:layout_width="80dp"
-                    android:layout_height="80dp"
-                    android:background="@drawable/circle_bg"
-                    android:backgroundTint="@color/white"
-                    android:gravity="center"
-                    android:orientation="vertical">
-
-                    <TextView
-                        android:layout_width="wrap_content"
-                        android:layout_height="wrap_content"
-                        android:text="★ श्री गणेश मित्र मंडळ ★"
-                        android:textColor="#0B5ED7"
-                        android:textSize="6sp"
-                        android:textStyle="bold" />
-
-                    <ImageView
-                        android:layout_width="26dp"
-                        android:layout_height="26dp"
-                        android:layout_marginVertical="1dp"
-                        android:src="@drawable/app_logo" />
-
-                    <TextView
-                        android:layout_width="wrap_content"
-                        android:layout_height="wrap_content"
-                        android:text="माने/ढेरे वस्ती, बाळेवाडी"
-                        android:textColor="#0B5ED7"
-                        android:textSize="6sp"
-                        android:textStyle="bold" />
-                </LinearLayout>
-            </LinearLayout>
-        </LinearLayout>
-
-        
-        <LinearLayout
-            android:layout_width="match_parent"
-            android:layout_height="wrap_content"
-            android:layout_marginTop="8dp"
-            android:background="#0B5ED7"
-            android:gravity="center"
-            android:orientation="horizontal"
-            android:paddingVertical="8dp">
-
-            <TextView
-                android:layout_width="wrap_content"
-                android:layout_height="wrap_content"
-                android:text="📍 माने/ढेरे वस्ती, बाळेवाडी"
-                android:textColor="@color/white"
-                android:textSize="11sp"
-                android:textStyle="bold" />
-        </LinearLayout>
+        </RelativeLayout>
 
     </LinearLayout>
 
@@ -647,7 +225,7 @@
     <LinearLayout
         android:layout_width="match_parent"
         android:layout_height="wrap_content"
-        android:layout_marginTop="12dp"
+        android:layout_marginTop="18dp"
         android:orientation="horizontal">
 
         
@@ -659,9 +237,9 @@
             android:layout_marginEnd="6dp"
             android:layout_weight="1"
             android:text="📥 डाऊनलोड"
-            android:textColor="#0B5ED7"
+            android:textColor="@color/primary_blue"
             app:cornerRadius="10dp"
-            app:strokeColor="#0B5ED7" />
+            app:strokeColor="@color/primary_blue" />
 
         
         <com.google.android.material.button.MaterialButton
<!-- resource entries referenced after the edit -->
@@ -1,23 +1,24 @@
 <!-- resources referenced by this layout -->
 <resources>
+  <color name="primary_blue">#0D47A1</color>
   <color name="text_primary">#212121</color>
   <color name="text_secondary">#757575</color>
   <color name="white">#FFFFFF</color>
   <!-- drawable app_logo: png bitmap (drawable, 798347 bytes) -->
-  <!-- drawable chip_year_selected (drawable) -->
+  <!-- drawable card_rounded_bg (drawable) -->
   <?xml version="1.0" encoding="utf-8"?>
   <shape xmlns:android="http://schemas.android.com/apk/res/android">
-      <solid android:color="@color/primary_blue" />
+      <solid android:color="@color/white" />
+      <corners android:radius="16dp" />
+  </shape>
+  <!-- drawable chip_year_unselected (drawable) -->
+  <?xml version="1.0" encoding="utf-8"?>
+  <shape xmlns:android="http://schemas.android.com/apk/res/android">
+      <solid android:color="@color/white" />
+      <stroke
+          android:width="1dp"
+          android:color="#CBD5E1" />
       <corners android:radius="20dp" />
-  </shape>
-  <!-- drawable circle_bg (drawable) -->
-  <?xml version="1.0" encoding="utf-8"?>
-  <shape xmlns:android="http://schemas.android.com/apk/res/android"
-      android:shape="oval">
-      <solid android:color="#E3F2FD" />
-      <stroke
-          android:width="2dp"
-          android:color="@color/primary_blue" />
   </shape>
   <style name="Theme.GaneshMitraMandal" parent="Theme.MaterialComponents.Light.NoActionBar">
           <item name="colorPrimary">@color/primary_blue</item>
@@ -26,7 +27,6 @@
           <item name="android:windowBackground">@color/bg_light</item>
           <item name="android:statusBarColor">@color/primary_blue_dark</item>
       </style>
-  <color name="primary_blue">#0D47A1</color>
   <color name="primary_blue_dark">#082F6B</color>
   <color name="accent_orange">#FF6D00</color>
   <color name="bg_light">#F5F7FA</color>
